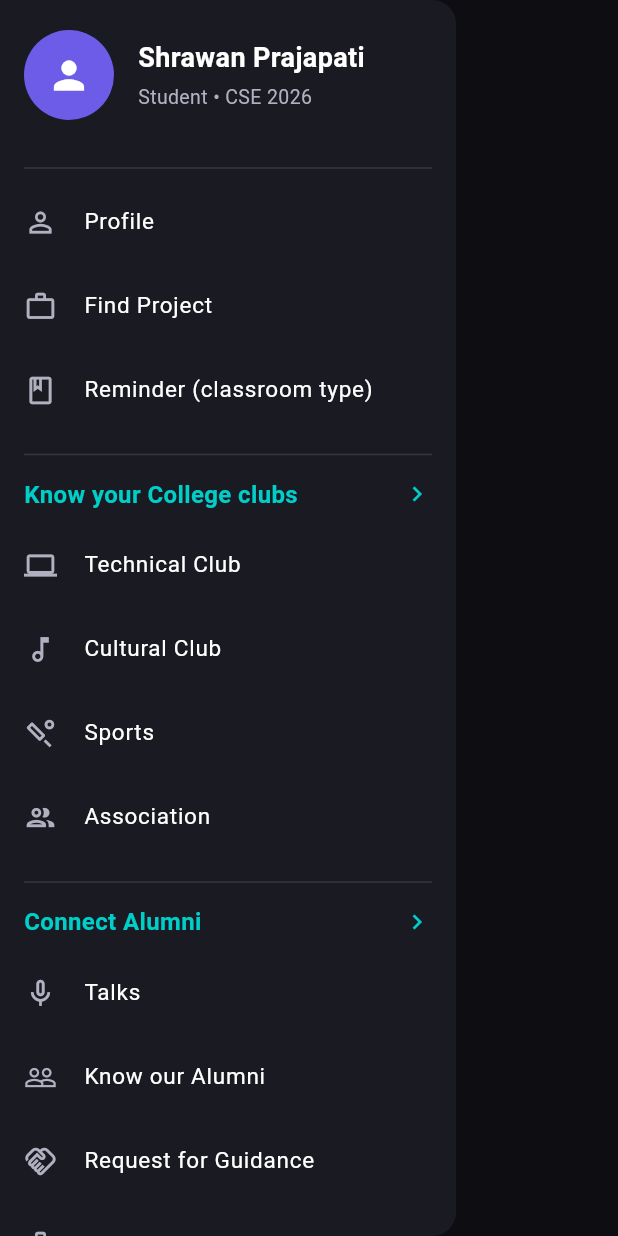
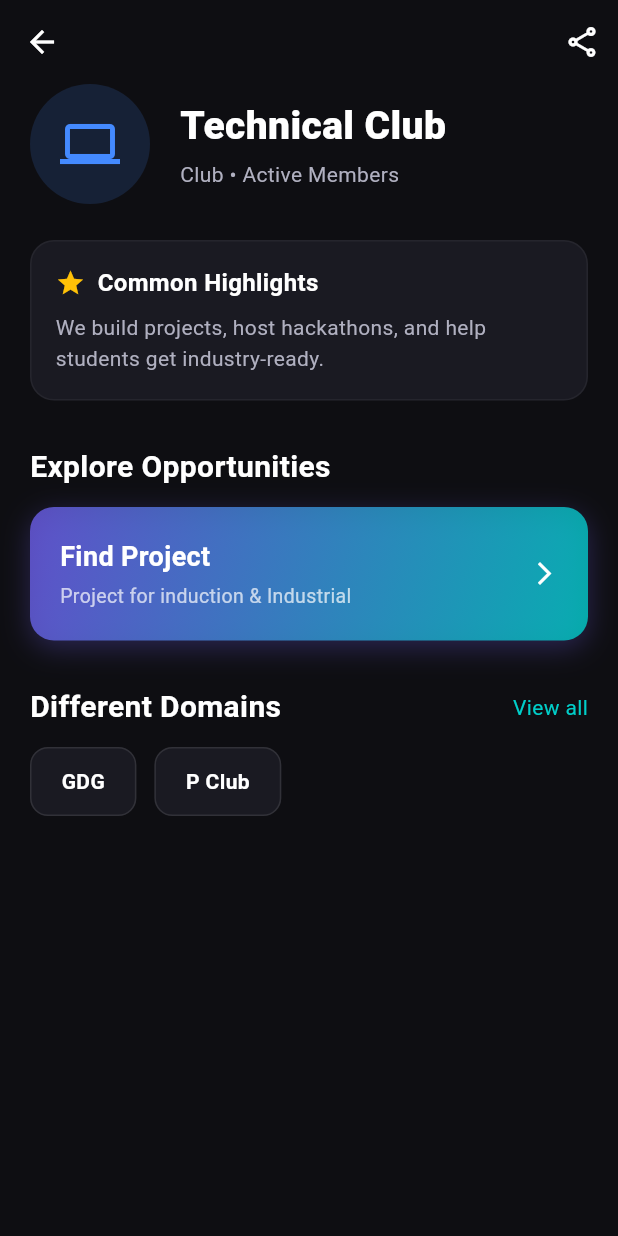
Before and after one commit to shrawanprajapati/GDGappDev, a Flutter app: the StudentDrawer widget shown alone on an empty page, opened directly, after a tap on "Technical Club", on a phone screen of 412 x 824 dp. Run offline on Flutter 3.47's test engine with Material 3 defaults, Android fonts, the phone set to English and light mode, and no system bars; our stand-ins replace video_player.

Commit message:
feat(navigation): implement club routing from drawer and team formation UI
- Connected Drawer items (Technical, Cultural, Sports, Association) to open ClubDetailPage with proper data.
- Built the Project Team Formation UI in Teams Tab (My Teams, Discover Teams).
- Resolved analyzer warnings and fixed the missing ClubDetailPage import.

```diff
--- /dev/null
+++ b/uniloop/lib/student/club_detail_page.dart
@@ -0,0 +1,187 @@
+import 'package:flutter/material.dart';
+import '../core/app_colors.dart';
+
+class ClubDetailPage extends StatelessWidget {
+  final Map<String, dynamic> clubData;
+  const ClubDetailPage({super.key, required this.clubData});
+
+  @override
+  Widget build(BuildContext context) {
+    return Scaffold(
+      backgroundColor: AppColors.background,
+      appBar: AppBar(
+        backgroundColor: Colors.transparent,
+        elevation: 0,
+        iconTheme: const IconThemeData(color: AppColors.textPrimary),
+        actions: [
+          IconButton(
+            icon: const Icon(Icons.share_outlined, color: AppColors.textPrimary),
+            onPressed: () {},
+          ),
+        ],
+      ),
+      body: SingleChildScrollView(
+        padding: const EdgeInsets.symmetric(horizontal: 20.0),
+        child: Column(
+          crossAxisAlignment: CrossAxisAlignment.start,
+          children: [
+            // 1. Header Section (Logo & Name)
+            Row(
+              children: [
+                Container(
+                  padding: const EdgeInsets.all(20),
+                  decoration: BoxDecoration(
+                    color: clubData['color'].withValues(alpha: 0.15),
+                    shape: BoxShape.circle,
+                  ),
+                  child: Icon(clubData['icon'], color: clubData['color'], size: 40),
+                ),
+                const SizedBox(width: 20),
+                Expanded(
+                  child: Column(
+                    crossAxisAlignment: CrossAxisAlignment.start,
+                    children: [
+                      Text(
+                        clubData['name'],
+                        style: const TextStyle(
+                          color: AppColors.textPrimary,
+                          fontSize: 26,
+                          fontWeight: FontWeight.w800,
+                        ),
+                      ),
+                      const SizedBox(height: 4),
+                      Text(
+                        '${clubData['category']} • ${clubData['members']}',
+                        style: const TextStyle(color: AppColors.textSecondary, fontSize: 14),
+                      ),
+                    ],
+                  ),
+                ),
+              ],
+            ),
+
+            const SizedBox(height: 24),
+
+            // 2. Common Highlights (Maintained by Club Head)
+            Container(
+              padding: const EdgeInsets.all(16),
+              decoration: BoxDecoration(
+                color: AppColors.surface,
+                borderRadius: BorderRadius.circular(16),
+                border: Border.all(color: Colors.white.withValues(alpha: 0.05)),
+              ),
+              child: const Column(
+                crossAxisAlignment: CrossAxisAlignment.start,
+                children: [
+                  Row(
+                    children: [
+                      Icon(Icons.star, color: Colors.amber, size: 20),
+                      SizedBox(width: 8),
+                      Text(
+                        'Common Highlights',
+                        style: TextStyle(color: AppColors.textPrimary, fontWeight: FontWeight.bold, fontSize: 16),
+                      ),
+                    ],
+                  ),
+                  SizedBox(height: 8),
+                  Text(
+                    'We build projects, host hackathons, and help students get industry-ready.',
+                    style: TextStyle(color: AppColors.textSecondary, fontSize: 14, height: 1.5),
+                  ),
+                ],
+              ),
+            ),
+
+            const SizedBox(height: 30),
+
+            // 3. Find Project Section
+            const Text(
+              'Explore Opportunities',
+              style: TextStyle(color: AppColors.textPrimary, fontSize: 20, fontWeight: FontWeight.w700),
+            ),
+            const SizedBox(height: 12),
+
+            // Find Project Button (Based on screenshot)
+            InkWell(
+              onTap: () {
+                // TODO: Navigate to Project List Page
+              },
+              child: Container(
+                padding: const EdgeInsets.symmetric(horizontal: 20, vertical: 20),
+                decoration: BoxDecoration(
+                  gradient: LinearGradient(
+                    colors: [AppColors.primary.withValues(alpha: 0.8), AppColors.accent.withValues(alpha: 0.8)],
+                    begin: Alignment.topLeft,
+                    end: Alignment.bottomRight,
+                  ),
+                  borderRadius: BorderRadius.circular(16),
+                  boxShadow: [
+                    BoxShadow(
+                      color: AppColors.primary.withValues(alpha: 0.3),
+                      blurRadius: 15,
+                      offset: const Offset(0, 5),
+                    )
+                  ]
+                ),
+                child: Row(
+                  mainAxisAlignment: MainAxisAlignment.spaceBetween,
+                  children: const [
+                    Column(
+                      crossAxisAlignment: CrossAxisAlignment.start,
+                      children: [
+                        Text('Find Project', style: TextStyle(color: Colors.white, fontSize: 18, fontWeight: FontWeight.bold)),
+                        SizedBox(height: 4),
+                        Text('Project for induction & Industrial', style: TextStyle(color: Colors.white70, fontSize: 13)),
+                      ],
+                    ),
+                    Icon(Icons.arrow_forward_ios, color: Colors.white, size: 18),
+                  ],
+                ),
+              ),
+            ),
+
+            const SizedBox(height: 30),
+
+            // 4. Domains / Sub-Clubs (e.g., GDG, P Club)
+            Row(
+              mainAxisAlignment: MainAxisAlignment.spaceBetween,
+              children: [
+                const Text(
+                  'Different Domains',
+                  style: TextStyle(color: AppColors.textPrimary, fontSize: 20, fontWeight: FontWeight.w700),
+                ),
+                Text('View all', style: TextStyle(color: AppColors.accent, fontSize: 14)),
+              ],
+            ),
+            const SizedBox(height: 12),
+
+            Row(
+              children: [
+                _buildDomainChip('GDG'),
+                const SizedBox(width: 12),
+                _buildDomainChip('P Club'),
+              ],
+            ),
+
+            const SizedBox(height: 40),
+          ],
+        ),
+      ),
+    );
+  }
+
+  Widget _buildDomainChip(String title) {
+    return Container(
+      padding: const EdgeInsets.symmetric(horizontal: 20, vertical: 12),
+      decoration: BoxDecoration(
+        color: AppColors.surface,
+        borderRadius: BorderRadius.circular(12),
+        border: Border.all(color: Colors.white.withValues(alpha: 0.1)),
+      ),
+      child: Text(
+        title,
+        style: const TextStyle(color: AppColors.textPrimary, fontWeight: FontWeight.w600),
+      ),
+    );
+  }
+}
--- a/uniloop/lib/student/student_dashboard.dart
+++ b/uniloop/lib/student/student_dashboard.dart
@@ -2,6 +2,7 @@ import 'package:flutter/material.dart';
 import '../core/app_colors.dart';
 import 'student_home_tab.dart';
 import 'student_drawer.dart';
+import 'student_teams_tab.dart'; // 👈 Naya import add karo
 
 class StudentDashboard extends StatefulWidget {
   const StudentDashboard({super.key});
@@ -15,9 +16,10 @@ class _StudentDashboardState extends State<StudentDashboard> {
 
   final GlobalKey<ScaffoldState> _scaffoldKey = GlobalKey<ScaffoldState>();
 
+  // 👈 Yahan Teams tab update kiya
   final List<Widget> _tabs = [
     const StudentHomeTab(),
-    const Center(child: Text('Teams coming soon', style: TextStyle(color: AppColors.textPrimary))),
+    const StudentTeamsTab(), // Teams Tab
     const Center(child: Text('Marketplace coming soon', style: TextStyle(color: AppColors.textPrimary))),
     const Center(child: Text('Loop AI coming soon', style: TextStyle(color: AppColors.textPrimary))),
   ];
@@ -29,7 +31,6 @@ class _StudentDashboardState extends State<StudentDashboard> {
       backgroundColor: AppColors.background,
       drawer: const StudentDrawer(),
 
-      // 👈 Yahan Top Bar (AppBar) wapas add kar diya hai
       appBar: AppBar(
         backgroundColor: AppColors.background,
         elevation: 0,
@@ -61,6 +62,7 @@ class _StudentDashboardState extends State<StudentDashboard> {
 
       body: _tabs[_currentIndex],
 
+      // (Bottom Navigation Bar waisa hi rahega)
       bottomNavigationBar: Container(
         decoration: BoxDecoration(
           color: AppColors.surface,
--- a/uniloop/lib/student/student_drawer.dart
+++ b/uniloop/lib/student/student_drawer.dart
@@ -1,5 +1,6 @@
 import 'package:flutter/material.dart';
 import '../core/app_colors.dart';
+import 'club_detail_page.dart'; // 👈 Import add karo
 
 class StudentDrawer extends StatelessWidget {
   const StudentDrawer({super.key});
@@ -47,12 +48,12 @@ class StudentDrawer extends StatelessWidget {
 
             const Divider(color: Colors.white12, thickness: 1, height: 30),
 
-            // 2. College Clubs
+            // 2. College Clubs (Updated with navigation)
             _drawerHeader('Know your College clubs'),
-            _drawerItem(Icons.computer, 'Technical Club'),
-            _drawerItem(Icons.music_note_outlined, 'Cultural Club'),
-            _drawerItem(Icons.sports_cricket_outlined, 'Sports'),
-            _drawerItem(Icons.group_outlined, 'Association'),
+            _buildClubItem(context, 'Technical Club', Icons.computer, Colors.blueAccent),
+            _buildClubItem(context, 'Cultural Club', Icons.music_note, Colors.pinkAccent),
+            _buildClubItem(context, 'Sports', Icons.sports_soccer, Colors.greenAccent),
+            _buildClubItem(context, 'Association', Icons.groups, Colors.orangeAccent),
 
             const Divider(color: Colors.white12, thickness: 1, height: 30),
 
@@ -112,8 +113,38 @@ class StudentDrawer extends StatelessWidget {
         title,
         style: const TextStyle(color: AppColors.textPrimary, fontSize: 15),
       ),
+      onTap: () {},
+    );
+  }
+
+  // 👈 Naya function jo clubs ko ClubDetailPage se connect karega
+  Widget _buildClubItem(BuildContext context, String name, IconData icon, Color color) {
+    return ListTile(
+      contentPadding: const EdgeInsets.symmetric(horizontal: 0, vertical: 0),
+      leading: Icon(icon, color: color, size: 22),
+      title: Text(
+        name,
+        style: const TextStyle(color: AppColors.textPrimary, fontSize: 15),
+      ),
       onTap: () {
-        // TODO: Navigate to respective pages
+        // Drawer close karo
+        Navigator.pop(context);
+
+        // Fir ClubDetailPage open karo
+        Navigator.push(
+          context,
+          MaterialPageRoute(
+            builder: (context) => ClubDetailPage(
+              clubData: {
+                'name': name,
+                'category': 'Club',
+                'members': 'Active Members',
+                'icon': icon,
+                'color': color,
+              },
+            ),
+          ),
+        );
       },
     );
   }
--- a/uniloop/lib/student/student_home_tab.dart
+++ b/uniloop/lib/student/student_home_tab.dart
@@ -130,7 +130,7 @@ class StudentHomeTab extends StatelessWidget {
       child: ListView.separated(
         scrollDirection: Axis.horizontal,
         itemCount: 3,
-        separatorBuilder: (_, __) => const SizedBox(width: 16),
+        separatorBuilder: (context, index) => const SizedBox(width: 16),
         itemBuilder: (context, index) {
           return GestureDetector(
             onTap: () {
```
Also changed, not shown: uniloop/lib/student/student_teams_tab.dart (added, +221 -0 lines), 1 other file.
